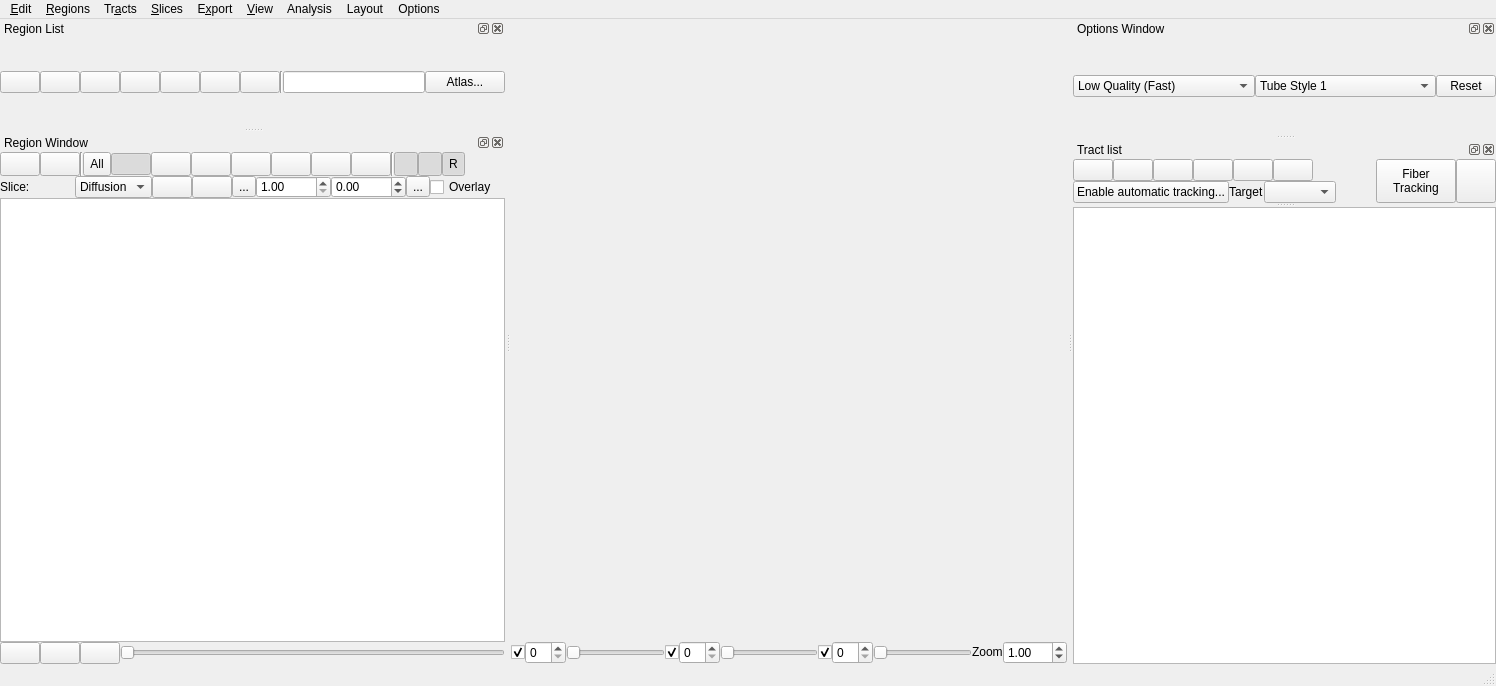
frankyeh/DSI-Studio, file tracking/tracking_window.ui: the form before one commit.
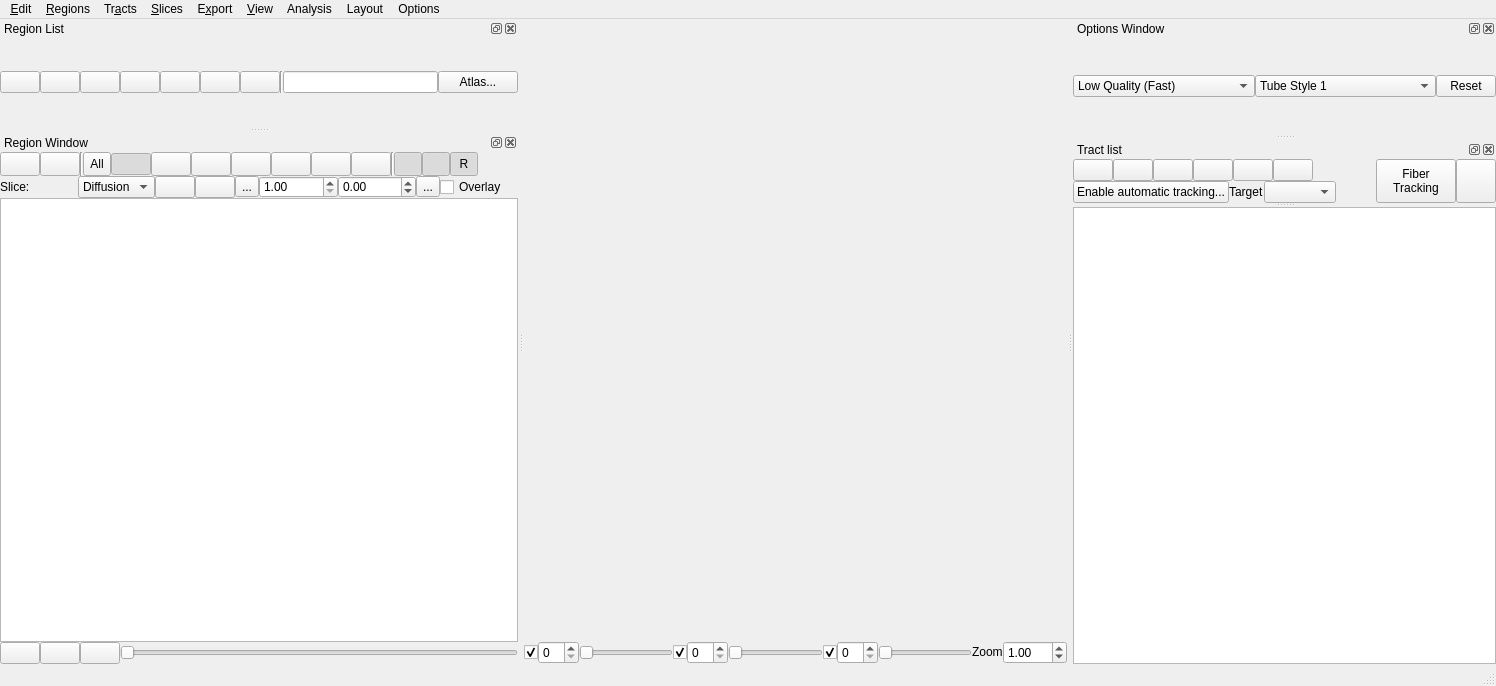
The form after the commit. Icons and pictures are not drawn. Custom widgets are drawn as their Qt base class.

Commit message: [gui] update tracking window GUI

```diff
--- a/tracking/tracking_window.ui
+++ b/tracking/tracking_window.ui
@@ -1802,6 +1802,12 @@
            <verstretch>0</verstretch>
           </sizepolicy>
          </property>
+         <property name="minimumSize">
+          <size>
+           <width>28</width>
+           <height>0</height>
+          </size>
+         </property>
          <property name="toolTip">
           <string>Show local fiber directions</string>
          </property>
@@ -1831,6 +1837,12 @@
            <verstretch>0</verstretch>
           </sizepolicy>
          </property>
+         <property name="minimumSize">
+          <size>
+           <width>28</width>
+           <height>0</height>
+          </size>
+         </property>
          <property name="toolTip">
           <string>Show slice positions</string>
          </property>
@@ -1857,6 +1869,12 @@
            <verstretch>0</verstretch>
           </sizepolicy>
          </property>
+         <property name="minimumSize">
+          <size>
+           <width>28</width>
+           <height>0</height>
+          </size>
+         </property>
          <property name="toolTip">
           <string>Show right side label</string>
          </property>
```
Left out of the diff: 2 changed lines with no effect on the pictures.
